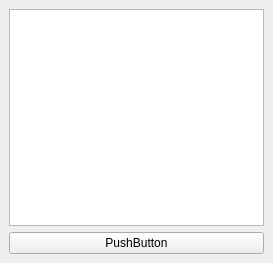
First picture: the form in main.ui, repository ayyansea/randomgen, before the edit.
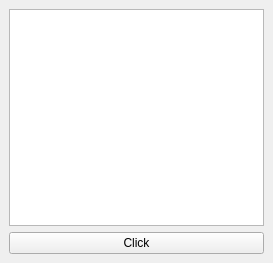
Second picture: the form after the edit.

The edit to the form file:
```diff
--- a/main.ui
+++ b/main.ui
@@ -21,7 +21,7 @@
     <item>
      <widget class="QPushButton" name="pushButton">
       <property name="text">
-       <string>PushButton</string>
+       <string>Click</string>
       </property>
      </widget>
     </item>
```
Left out of the diff: 4 changed lines with no effect on the pictures.
